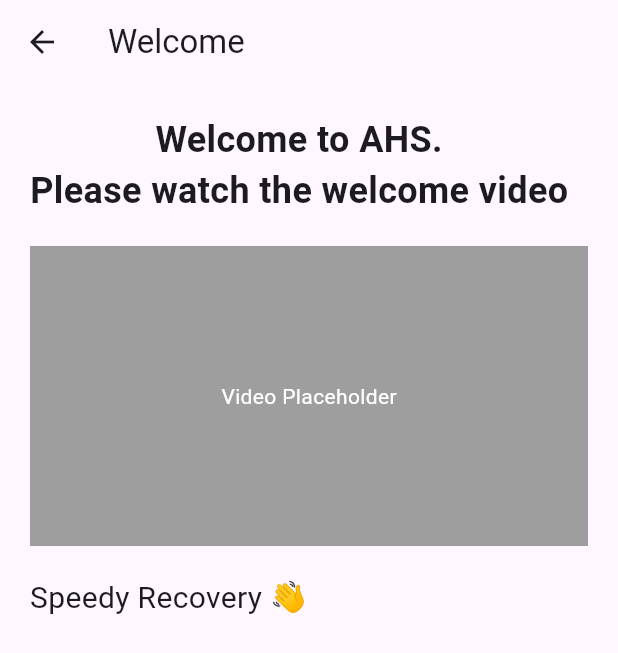
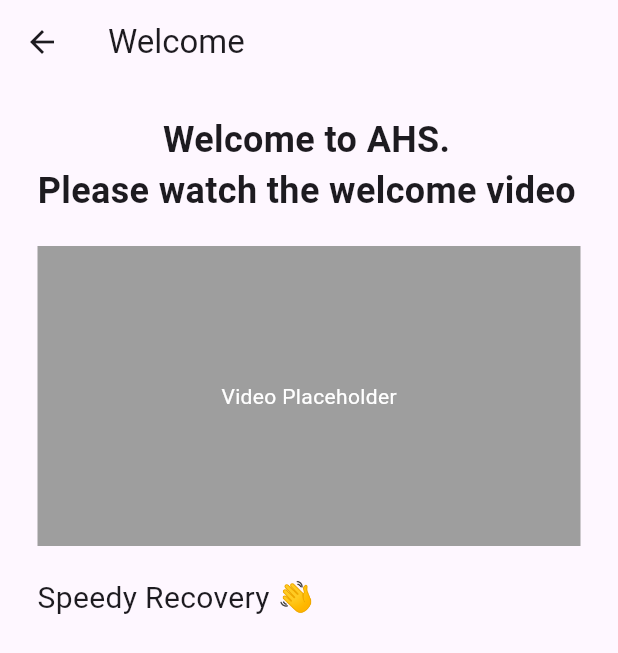
Before and after one commit to breid2/hackathon_project, a Flutter app: the screen it shows once a user with an empty profile is signed in, in the side drawer, after a tap on "Welcome", on a phone screen of 412 x 824 dp. Shown: the top 653 px of the screen. Run offline on Flutter 3.47's test engine with Material 3 defaults, Android fonts, the phone set to English and light mode, and no system bars; our stand-ins replace cloud_firestore, firebase_auth, firebase_core, intl_phone_field, percent_indicator; accounts and stored records are empty.

```diff
--- a/client/lib/pages/welcome_page.dart
+++ b/client/lib/pages/welcome_page.dart
@@ -17,7 +17,7 @@ class _WelcomePageState extends State<WelcomePage> {
         title: const Text('Welcome'),
       ),
       body: Padding(
-        padding: const EdgeInsets.symmetric(horizontal: 20.0),
+        padding: const EdgeInsets.symmetric(horizontal: 25.0),
         child: Column(
           crossAxisAlignment: CrossAxisAlignment.start,
           children: <Widget>[
```
Also changed, not shown: client/pubspec.yaml (+3 -5 lines).
